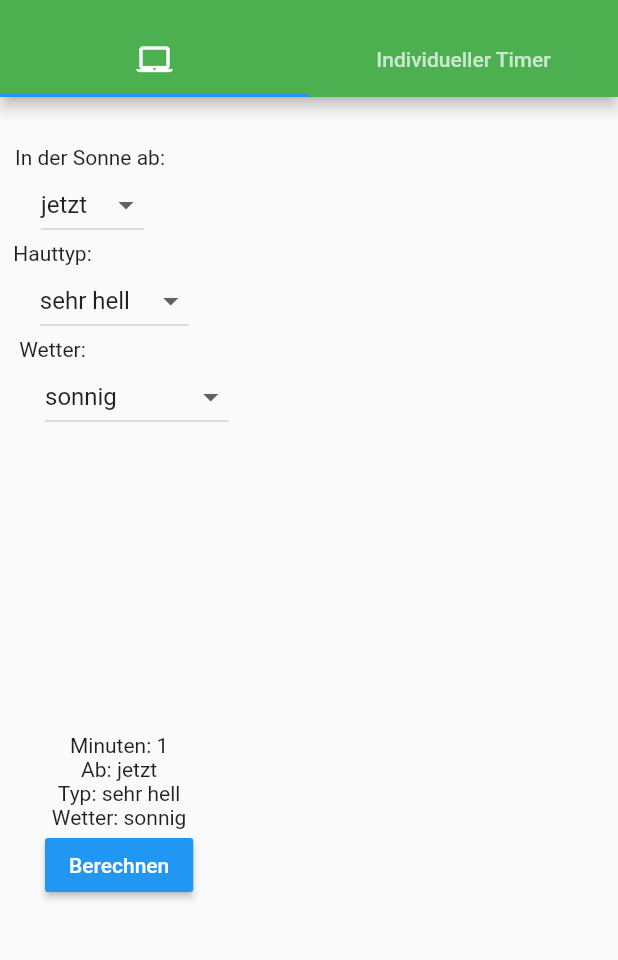
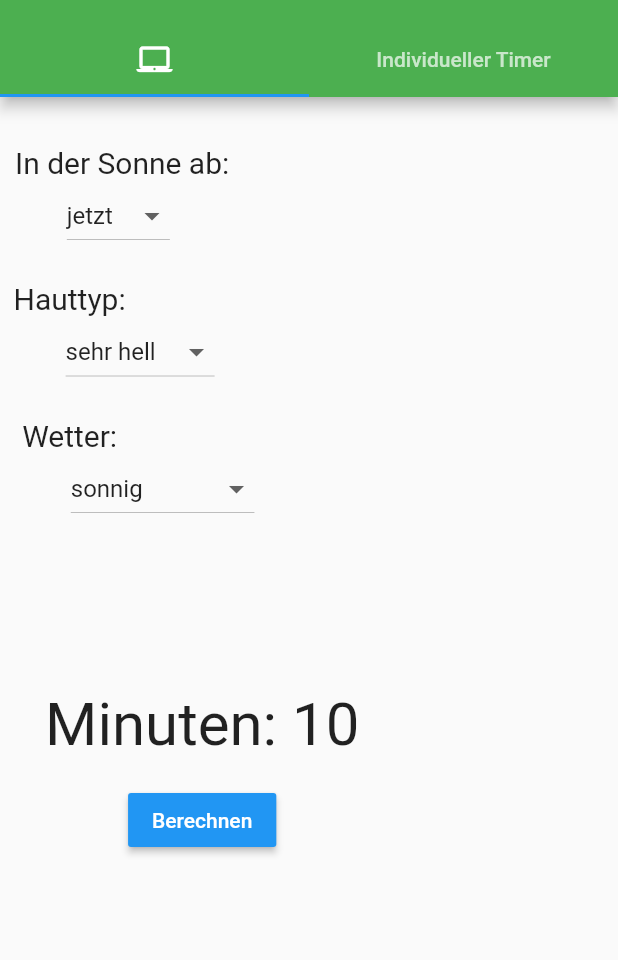
Before and after one commit to koehlerfelix/Wearable, a Flutter app: the screen it shows after launch, after a tap on "Berechnen", on a phone screen of 412 x 824 dp, the part 59-1019 px from its top. Run offline on Flutter 3.47's test engine with Material 2 defaults, Android fonts, the phone set to English and light mode, and no system bars.

Commit message:
minutes can be calculated

```diff
--- a/lib/calculator/calculationWindow.dart
+++ b/lib/calculator/calculationWindow.dart
@@ -30,8 +30,8 @@ class CalculationWindow extends StatelessWidget {
               new Column(
                   children: <Widget>[
                     new Padding(
-                      padding: const EdgeInsets.fromLTRB(0.0, 0.0, 50.0, 0.0),
-                      child: new Text("In der Sonne ab: "),
+                      padding: const EdgeInsets.fromLTRB(10.0, 0.0, 50.0, 0.0),
+                      child: new Text("In der Sonne ab: ", style: TextStyle(fontSize: 20.0))
                     ),
                     new Padding(
                       padding: const EdgeInsets.fromLTRB(0.0, 0.0, 50.0, 0.0),
@@ -42,8 +42,8 @@ class CalculationWindow extends StatelessWidget {
               new Column(
                   children: <Widget>[
                     new Padding(
-                      padding: const EdgeInsets.fromLTRB(0.0, 0.0, 100.0, 0.0),
-                      child:  new Text("Hauttyp: "),
+                      padding: const EdgeInsets.fromLTRB(0.0, 20.0, 110.0, 0.0),
+                        child: new Text("Hauttyp: ", style: TextStyle(fontSize: 20.0))
                     ),
                     new Padding(
                       padding: const EdgeInsets.fromLTRB(0.0, 0.0, 21.0, 0.0),
@@ -54,8 +54,8 @@ class CalculationWindow extends StatelessWidget {
               new Column(
                   children: <Widget>[
                     new Padding(
-                      padding: const EdgeInsets.fromLTRB(0.0, 0.0, 100.0, 0.0),
-                      child:  new Text("Wetter: "),
+                      padding: const EdgeInsets.fromLTRB(0.0, 20.0, 110.0, 0.0),
+                        child: new Text("Wetter: ", style: TextStyle(fontSize: 20.0))
                     ),
                     new Padding(
                       padding: const EdgeInsets.fromLTRB(30.0, 0.0, 21.0, 0.0),
@@ -68,7 +68,7 @@ class CalculationWindow extends StatelessWidget {
         )
     ),
         new Padding(
-          padding: const EdgeInsets.fromLTRB(30.0, 200.0, 21.0, 0.0),
+          padding: const EdgeInsets.fromLTRB(30.0, 110.0, 21.0, 0.0),
           child: new Result(
             calculationWindow: this,
           ),
@@ -97,19 +97,42 @@ class _ResultState extends State<Result>
   _ResultState({this.calcW});
 
   int _minutes = 0;
-  String state1 = "";
-  String state2 = "";
-  String state3 = "";
 
   void _calculate() {
     setState(() {
-      ++_minutes;
-      state1 = calcW.getTime();
-      state2 = calcW.getHauttyp();
-      state3 = calcW.getWeather();
+      _minutes = calculateResult(calcW);
     });
   }
 
+  int calculateResult(CalculationWindow calcW) {
+    int totalMin = 0;
+    double mult = 0;
+    double hautTypMin = 0;
+    switch(calcW.getWeather()) {
+      case "sonnig": {mult = 1;}break;
+      case "leicht bewölkt": {mult = 1.3;}break;
+      default: {mult = 1.8;}break;
+    }
+    switch(calcW.getTime()) {
+      case "10min": {totalMin += 10;}break;
+      case "30min": {totalMin += 30;}break;
+      case "1h": {totalMin += 60;}break;
+      case "2h": {totalMin += 120;}break;
+      default: {}break;
+    }
+    switch(calcW.getHauttyp()) {
+      case "sehr hell": {hautTypMin = 10;}break;
+      case "hell": {hautTypMin = 20;}break;
+      case "normal": {hautTypMin = 30;}break;
+      case "bräunlich": {hautTypMin = 90;;}break;
+      case "braun": {totalMin += 200;}break;
+      case "sehr braun": {hautTypMin = 400;}break;
+      default: {}break;
+    }
+    totalMin += (mult * hautTypMin).round();
+
+    return totalMin;
+  }
   @override
   Widget build(BuildContext context) {
     return new Align(
@@ -117,17 +140,9 @@ class _ResultState extends State<Result>
         child: new Column(
           children: <Widget>[
             new Text(
-                'Minuten: $_minutes'
+                'Minuten: $_minutes', style: TextStyle(fontSize: 40.0),
             ),
-            new Text (
-                'Ab: $state1'
-            ),
-            new Text (
-                'Typ: $state2'
-            ),
-            new Text (
-                'Wetter: $state3'
-            ),
+            new Text(""),
             new RaisedButton(
               color: Theme.of(context).accentColor,
               onPressed: _calculate,
```
